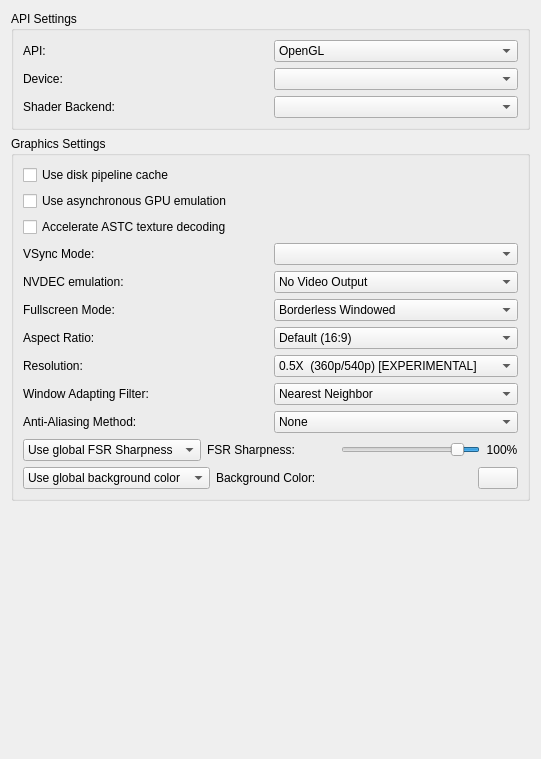
This is src/yuzu/configuration/configure_graphics.ui in QuantumGhost/yuzu as Qt 5 draws it before an edit. The edited form follows.
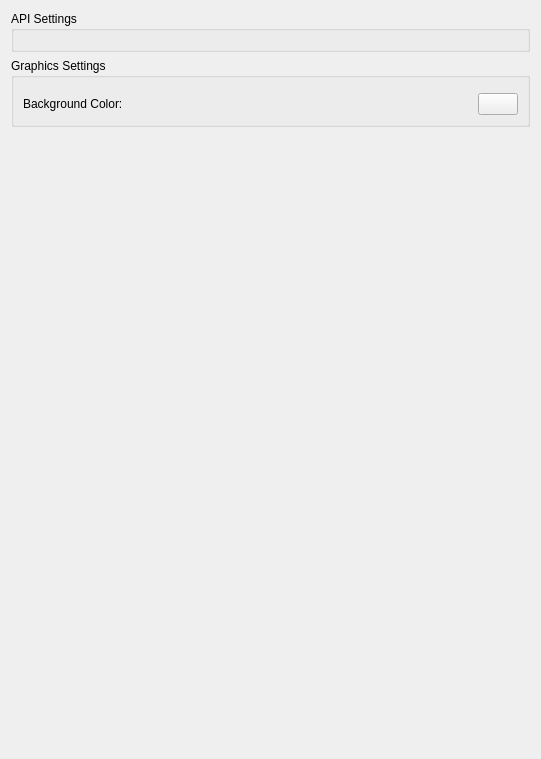
This is the edited form.

Patch:
```diff
--- a/src/yuzu/configuration/configure_graphics.ui
+++ b/src/yuzu/configuration/configure_graphics.ui
@@ -27,7 +27,7 @@
        <layout class="QVBoxLayout" name="verticalLayout_3">
         <item>
          <widget class="QWidget" name="api_widget" native="true">
-          <layout class="QGridLayout" name="gridLayout">
+          <layout class="QHBoxLayout" name="horizontalLayout">
            <property name="leftMargin">
             <number>0</number>
            </property>
@@ -40,115 +40,6 @@
            <property name="bottomMargin">
             <number>0</number>
            </property>
-           <property name="horizontalSpacing">
-            <number>6</number>
-           </property>
-           <item row="4" column="0">
-            <widget class="QWidget" name="backend_widget" native="true">
-             <layout class="QHBoxLayout" name="backend_layout">
-              <property name="leftMargin">
-               <number>0</number>
-              </property>
-              <property name="topMargin">
-               <number>0</number>
-              </property>
-              <property name="rightMargin">
-               <number>0</number>
-              </property>
-              <property name="bottomMargin">
-               <number>0</number>
-              </property>
-              <item>
-               <widget class="QLabel" name="backend_label">
-                <property name="text">
-                 <string>Shader Backend:</string>
-                </property>
-               </widget>
-              </item>
-              <item>
-               <widget class="QComboBox" name="backend"/>
-              </item>
-             </layout>
-            </widget>
-           </item>
-           <item row="2" column="0">
-            <widget class="QWidget" name="device_widget" native="true">
-             <layout class="QHBoxLayout" name="device_layout">
-              <property name="leftMargin">
-               <number>0</number>
-              </property>
-              <property name="topMargin">
-               <number>0</number>
-              </property>
-              <property name="rightMargin">
-               <number>0</number>
-              </property>
-              <property name="bottomMargin">
-               <number>0</number>
-              </property>
-              <item>
-               <widget class="QLabel" name="device_label">
-                <property name="text">
-                 <string>Device:</string>
-                </property>
-               </widget>
-              </item>
-              <item>
-               <widget class="QComboBox" name="device"/>
-              </item>
-             </layout>
-            </widget>
-           </item>
-           <item row="0" column="0">
-            <widget class="QWidget" name="api_layout_2" native="true">
-             <layout class="QHBoxLayout" name="api_layout">
-              <property name="leftMargin">
-               <number>0</number>
-              </property>
-              <property name="topMargin">
-               <number>0</number>
-              </property>
-              <property name="rightMargin">
-               <number>0</number>
-              </property>
-              <property name="bottomMargin">
-               <number>0</number>
-              </property>
-              <item>
-               <widget class="QLabel" name="api_label">
-                <property name="text">
-                 <string>API:</string>
-                </property>
-               </widget>
-              </item>
-              <item>
-               <widget class="QComboBox" name="api">
-                <property name="sizePolicy">
-                 <sizepolicy hsizetype="Preferred" vsizetype="Fixed">
-                  <horstretch>0</horstretch>
-                  <verstretch>0</verstretch>
-                 </sizepolicy>
-                </property>
-                <item>
-                 <property name="text">
-                  <string notr="true">OpenGL</string>
-                 </property>
-                </item>
-                <item>
-                 <property name="text">
-                  <string notr="true">Vulkan</string>
-                 </property>
-                </item>
-                <item>
-                 <property name="text">
-                  <string>None</string>
-                 </property>
-                </item>
-               </widget>
-              </item>
-             </layout>
-            </widget>
-           </item>
           </layout>
          </widget>
         </item>
@@ -168,29 +59,8 @@
        </property>
        <layout class="QVBoxLayout" name="verticalLayout_4">
         <item>
-         <widget class="QCheckBox" name="use_disk_shader_cache">
-          <property name="text">
-           <string>Use disk pipeline cache</string>
-          </property>
-         </widget>
-        </item>
-        <item>
-         <widget class="QCheckBox" name="use_asynchronous_gpu_emulation">
-          <property name="text">
-           <string>Use asynchronous GPU emulation</string>
-          </property>
-         </widget>
-        </item>
-        <item>
-         <widget class="QCheckBox" name="accelerate_astc">
-          <property name="text">
-           <string>Accelerate ASTC texture decoding</string>
-          </property>
-         </widget>
-        </item>
-        <item>
-         <widget class="QWidget" name="vsync_mode_layout" native="true">
-          <layout class="QHBoxLayout" name="horizontalLayout_4">
+         <widget class="QWidget" name="graphics_widget" native="true">
+          <layout class="QVBoxLayout" name="verticalLayout">
            <property name="leftMargin">
             <number>0</number>
            </property>
@@ -203,32 +73,12 @@
            <property name="bottomMargin">
             <number>0</number>
            </property>
-           <item>
-            <widget class="QLabel" name="vsync_mode_label">
-             <property name="text">
-              <string>VSync Mode:</string>
-             </property>
-            </widget>
-           </item>
-           <item>
-            <widget class="QComboBox" name="vsync_mode_combobox">
-             <property name="toolTip">
-              <string>FIFO (VSync) does not drop frames or exhibit tearing but is limited by the screen refresh rate.
-FIFO Relaxed is similar to FIFO but allows tearing as it recovers from a slow down.
-Mailbox can have lower latency than FIFO and does not tear but may drop frames.
-Immediate (no synchronization) just presents whatever is available and can exhibit tearing.</string>
-             </property>
-             <property name="currentText">
-              <string/>
-             </property>
-            </widget>
-           </item>
           </layout>
          </widget>
         </item>
         <item>
-         <widget class="QWidget" name="nvdec_emulation_widget" native="true">
-          <layout class="QHBoxLayout" name="nvdec_emulation_layout">
+         <widget class="QWidget" name="bg_widget" native="true">
+          <layout class="QHBoxLayout" name="bg_layout">
            <property name="leftMargin">
             <number>0</number>
            </property>
@@ -242,535 +92,35 @@
             <number>0</number>
            </property>
            <item>
-            <widget class="QLabel" name="nvdec_emulation_label">
-             <property name="text">
-              <string>NVDEC emulation:</string>
+            <widget class="QLabel" name="label">
+             <property name="sizePolicy">
+              <sizepolicy hsizetype="Expanding" vsizetype="Preferred">
+               <horstretch>0</horstretch>
+               <verstretch>0</verstretch>
+              </sizepolicy>
              </property>
-            </widget>
-           </item>
-           <item>
-            <widget class="QComboBox" name="nvdec_emulation">
-             <item>
-              <property name="text">
-               <string>No Video Output</string>
-              </property>
-             </item>
-             <item>
-              <property name="text">
-               <string>CPU Video Decoding</string>
-              </property>
-             </item>
-             <item>
-              <property name="text">
-               <string>GPU Video Decoding (Default)</string>
-              </property>
-             </item>
-            </widget>
-           </item>
-          </layout>
-         </widget>
-        </item>
-        <item>
-         <widget class="QWidget" name="fullscreen_mode_layout" native="true">
-          <layout class="QHBoxLayout" name="horizontalLayout_1">
-           <property name="leftMargin">
-            <number>0</number>
-           </property>
-           <property name="topMargin">
-            <number>0</number>
-           </property>
-           <property name="rightMargin">
-            <number>0</number>
-           </property>
-           <property name="bottomMargin">
-            <number>0</number>
-           </property>
-           <item>
-            <widget class="QLabel" name="fullscreen_mode_label">
-             <property name="text">
-              <string>Fullscreen Mode:</string>
-             </property>
-            </widget>
-           </item>
-           <item>
-            <widget class="QComboBox" name="fullscreen_mode_combobox">
-             <item>
-              <property name="text">
-               <string>Borderless Windowed</string>
-              </property>
-             </item>
-             <item>
-              <property name="text">
-               <string>Exclusive Fullscreen</string>
-              </property>
-             </item>
-            </widget>
-           </item>
-          </layout>
-         </widget>
-        </item>
-        <item>
-         <widget class="QWidget" name="aspect_ratio_layout" native="true">
-          <layout class="QHBoxLayout" name="horizontalLayout_2">
-           <property name="leftMargin">
-            <number>0</number>
-           </property>
-           <property name="topMargin">
-            <number>0</number>
-           </property>
-           <property name="rightMargin">
-            <number>0</number>
-           </property>
-           <property name="bottomMargin">
-            <number>0</number>
-           </property>
-           <item>
-            <widget class="QLabel" name="ar_label">
-             <property name="text">
-              <string>Aspect Ratio:</string>
-             </property>
-            </widget>
-           </item>
-           <item>
-            <widget class="QComboBox" name="aspect_ratio_combobox">
-             <item>
-              <property name="text">
-               <string>Default (16:9)</string>
-              </property>
-             </item>
-             <item>
-              <property name="text">
-               <string>Force 4:3</string>
-              </property>
-             </item>
-             <item>
-              <property name="text">
-               <string>Force 21:9</string>
-              </property>
-             </item>
-             <item>
-              <property name="text">
-               <string>Force 16:10</string>
-              </property>
-             </item>
-             <item>
-              <property name="text">
-               <string>Stretch to Window</string>
-              </property>
-             </item>
-            </widget>
-           </item>
-          </layout>
-         </widget>
-        </item>
-        <item>
-         <widget class="QWidget" name="resolution_layout" native="true">
-          <layout class="QHBoxLayout" name="horizontalLayout_5">
-           <property name="leftMargin">
-            <number>0</number>
-           </property>
-           <property name="topMargin">
-            <number>0</number>
-           </property>
-           <property name="rightMargin">
-            <number>0</number>
-           </property>
-           <property name="bottomMargin">
-            <number>0</number>
-           </property>
-           <item>
-            <widget class="QLabel" name="resolution_label">
-             <property name="text">
-              <string>Resolution:</string>
-             </property>
-            </widget>
-           </item>
-           <item>
-            <widget class="QComboBox" name="resolution_combobox">
-             <item>
-              <property name="text">
-               <string>0.5X  (360p/540p) [EXPERIMENTAL]</string>
-              </property>
-             </item>
-             <item>
-              <property name="text">
-               <string>0.75X (540p/810p) [EXPERIMENTAL]</string>
-              </property>
-             </item>
-             <item>
-              <property name="text">
-               <string>1X (720p/1080p)</string>
-              </property>
-             </item>
-             <item>
-              <property name="text">
-               <string>1.5X (1080p/1620p) [EXPERIMENTAL]</string>
-              </property>
-             </item>
-             <item>
-              <property name="text">
-               <string>2X (1440p/2160p)</string>
-              </property>
-             </item>
-             <item>
-              <property name="text">
-               <string>3X (2160p/3240p)</string>
-              </property>
-             </item>
-             <item>
-              <property name="text">
-               <string>4X (2880p/4320p)</string>
-              </property>
-             </item>
-             <item>
-              <property name="text">
-               <string>5X (3600p/5400p)</string>
-              </property>
-             </item>
-             <item>
-              <property name="text">
-               <string>6X (4320p/6480p)</string>
-              </property>
-             </item>
-             <item>
-              <property name="text">
-               <string>7X (5040p/7560p)</string>
-              </property>
-             </item>
-             <item>
-              <property name="text">
-               <string>8X (5760p/8640p)</string>
-              </property>
-             </item>
-            </widget>
-           </item>
-          </layout>
-         </widget>
-        </item>
-        <item>
-         <widget class="QWidget" name="scaling_filter_layout" native="true">
-          <layout class="QHBoxLayout" name="horizontalLayout_6">
-           <property name="leftMargin">
-            <number>0</number>
-           </property>
-           <property name="topMargin">
-            <number>0</number>
-           </property>
-           <property name="rightMargin">
-            <number>0</number>
-           </property>
-           <property name="bottomMargin">
-            <number>0</number>
-           </property>
-           <item>
-            <widget class="QLabel" name="scaling_filter_label">
-             <property name="text">
-              <string>Window Adapting Filter:</string>
-             </property>
-            </widget>
-           </item>
-           <item>
-            <widget class="QComboBox" name="scaling_filter_combobox">
-             <item>
-              <property name="text">
-               <string>Nearest Neighbor</string>
-              </property>
-             </item>
-             <item>
-              <property name="text">
-               <string>Bilinear</string>
-              </property>
-             </item>
-             <item>
-              <property name="text">
-               <string>Bicubic</string>
-              </property>
-             </item>
-             <item>
-              <property name="text">
-               <string>Gaussian</string>
-              </property>
-             </item>
-             <item>
-              <property name="text">
-               <string>ScaleForce</string>
-              </property>
-             </item>
-             <item>
-              <property name="text">
-               <string>AMD FidelityFX™️ Super Resolution</string>
-              </property>
-             </item>
-            </widget>
-           </item>
-          </layout>
-         </widget>
-        </item>
-        <item>
-         <widget class="QWidget" name="anti_aliasing_layout" native="true">
-          <layout class="QHBoxLayout" name="horizontalLayout_7">
-           <property name="leftMargin">
-            <number>0</number>
-           </property>
-           <property name="topMargin">
-            <number>0</number>
-           </property>
-           <property name="rightMargin">
-            <number>0</number>
-           </property>
-           <property name="bottomMargin">
-            <number>0</number>
-           </property>
-           <item>
-            <widget class="QLabel" name="anti_aliasing_label">
-             <property name="text">
-              <string>Anti-Aliasing Method:</string>
-             </property>
-            </widget>
-           </item>
-           <item>
-            <widget class="QComboBox" name="anti_aliasing_combobox">
-             <item>
-              <property name="text">
-               <string>None</string>
-              </property>
-             </item>
-             <item>
-              <property name="text">
-               <string>FXAA</string>
-              </property>
-             </item>
-             <item>
-              <property name="text">
-               <string>SMAA</string>
-              </property>
-             </item>
-            </widget>
-           </item>
-          </layout>
-         </widget>
-        </item>
-        <item>
-         <widget class="QWidget" name="fsr_sharpening_layout" native="true">
-          <property name="enabled">
-           <bool>true</bool>
-          </property>
-          <property name="sizePolicy">
-           <sizepolicy hsizetype="Preferred" vsizetype="Preferred">
-            <horstretch>0</horstretch>
-            <verstretch>0</verstretch>
-           </sizepolicy>
-          </property>
-          <layout class="QHBoxLayout" name="horizontalLayout">
-           <property name="spacing">
-            <number>6</number>
-           </property>
-           <property name="sizeConstraint">
-            <enum>QLayout::SetDefaultConstraint</enum>
-           </property>
-           <property name="leftMargin">
-            <number>0</number>
-           </property>
-           <property name="topMargin">
-            <number>0</number>
-           </property>
-           <property name="rightMargin">
-            <number>0</number>
-           </property>
-           <property name="bottomMargin">
-            <number>0</number>
-           </property>
-           <item>
-            <layout class="QHBoxLayout" name="fsr_sharpening_label_group">
-             <property name="rightMargin">
-              <number>0</number>
-             </property>
-             <property name="bottomMargin">
-              <number>0</number>
-             </property>
-             <item>
-              <widget class="QComboBox" name="fsr_sharpening_combobox">
-               <property name="sizePolicy">
-                <sizepolicy hsizetype="Maximum" vsizetype="Fixed">
-                 <horstretch>0</horstretch>
-                 <verstretch>0</verstretch>
-                </sizepolicy>
-               </property>
-               <item>
-                <property name="text">
-                 <string>Use global FSR Sharpness</string>
-                </property>
-               </item>
-               <item>
-                <property name="text">
-                 <string>Set FSR Sharpness</string>
-                </property>
-               </item>
-              </widget>
-             </item>
-             <item>
-              <widget class="QLabel" name="fsr_sharpening_label">
-               <property name="sizePolicy">
-                <sizepolicy hsizetype="Preferred" vsizetype="Preferred">
-                 <horstretch>0</horstretch>
-                 <verstretch>0</verstretch>
-                </sizepolicy>
-               </property>
-               <property name="text">
-                <string>FSR Sharpness:</string>
-               </property>
-              </widget>
-             </item>
-             <item>
-              <spacer name="horizontalSpacer_2">
-               <property name="orientation">
-                <enum>Qt::Horizontal</enum>
-               </property>
-               <property name="sizeHint" stdset="0">
-                <size>
-                 <width>40</width>
-                 <height>20</height>
-                </size>
-               </property>
-              </spacer>
-             </item>
-            </layout>
-           </item>
-           <item>
-            <layout class="QHBoxLayout" name="fsr_slider_layout">
-             <property name="spacing">
-              <number>6</number>
-             </property>
-             <item>
-              <widget class="QSlider" name="fsr_sharpening_slider">
-               <property name="sizePolicy">
-                <sizepolicy hsizetype="MinimumExpanding" vsizetype="Preferred">
-                 <horstretch>0</horstretch>
-                 <verstretch>0</verstretch>
-                </sizepolicy>
-               </property>
-               <property name="baseSize">
-                <size>
-                 <width>0</width>
-                 <height>0</height>
-                </size>
-               </property>
-               <property name="maximum">
-                <number>200</number>
-               </property>
-               <property name="sliderPosition">
-                <number>25</number>
-               </property>
-               <property name="orientation">
-                <enum>Qt::Horizontal</enum>
-               </property>
-               <property name="invertedAppearance">
-                <bool>true</bool>
-               </property>
-              </widget>
-             </item>
-             <item>
-              <widget class="QLabel" name="fsr_sharpening_value">
-               <property name="sizePolicy">
-                <sizepolicy hsizetype="Maximum" vsizetype="Preferred">
-                 <horstretch>0</horstretch>
-                 <verstretch>0</verstretch>
-                </sizepolicy>
-               </property>
-               <property name="minimumSize">
-                <size>
-                 <width>32</width>
-                 <height>0</height>
-                </size>
-               </property>
-               <property name="text">
-                <string>100%</string>
-               </property>
-               <property name="alignment">
-                <set>Qt::AlignCenter</set>
-               </property>
-              </widget>
-             </item>
-            </layout>
-           </item>
-          </layout>
-         </widget>
-        </item>
-        <item>
-         <widget class="QWidget" name="bg_layout" native="true">
-          <property name="sizePolicy">
-           <sizepolicy hsizetype="Preferred" vsizetype="Preferred">
-            <horstretch>0</horstretch>
-            <verstretch>0</verstretch>
-           </sizepolicy>
-          </property>
-          <layout class="QHBoxLayout" name="horizontalLayout_3">
-           <property name="spacing">
-            <number>6</number>
-           </property>
-           <property name="leftMargin">
-            <number>0</number>
-           </property>
-           <property name="topMargin">
-            <number>0</number>
-           </property>
-           <property name="rightMargin">
-            <number>0</number>
-           </property>
-           <property name="bottomMargin">
-            <number>0</number>
-           </property>
-           <item>
-            <widget class="QComboBox" name="bg_combobox">
-             <property name="currentText">
-              <string>Use global background color</string>
-             </property>
-             <property name="currentIndex">
-              <number>0</number>
-             </property>
-             <property name="maxVisibleItems">
-              <number>10</number>
-             </property>
-             <item>
-              <property name="text">
-               <string>Use global background color</string>
-              </property>
-             </item>
-             <item>
-              <property name="text">
-               <string>Set background color:</string>
-              </property>
-             </item>
-            </widget>
-           </item>
-           <item>
-            <widget class="QLabel" name="bg_label">
              <property name="text">
               <string>Background Color:</string>
              </property>
             </widget>
            </item>
-           <item>
-            <spacer name="horizontalSpacer">
-             <property name="orientation">
-              <enum>Qt::Horizontal</enum>
-             </property>
-             <property name="sizeHint" stdset="0">
-              <size>
-               <width>40</width>
-               <height>20</height>
-              </size>
-             </property>
-            </spacer>
-           </item>
            <item>
             <widget class="QPushButton" name="bg_button">
+             <property name="sizePolicy">
+              <sizepolicy hsizetype="Preferred" vsizetype="Preferred">
+               <horstretch>0</horstretch>
+               <verstretch>0</verstretch>
+              </sizepolicy>
+             </property>
              <property name="maximumSize">
               <size>
                <width>40</width>
                <height>16777215</height>
               </size>
              </property>
+             <property name="text">
+              <string/>
+             </property>
             </widget>
            </item>
           </layout>
```
